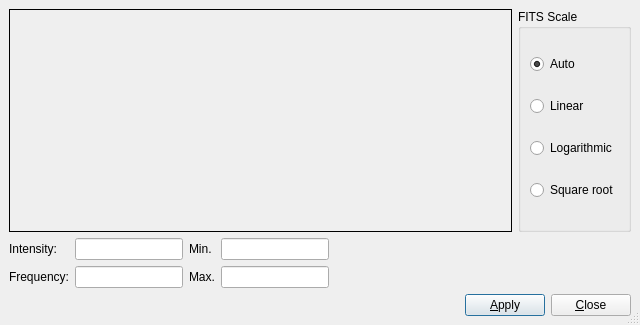
Above: kstars/fitshistogramui.ui from KDE/kstars before the change. Below: the same form after it.
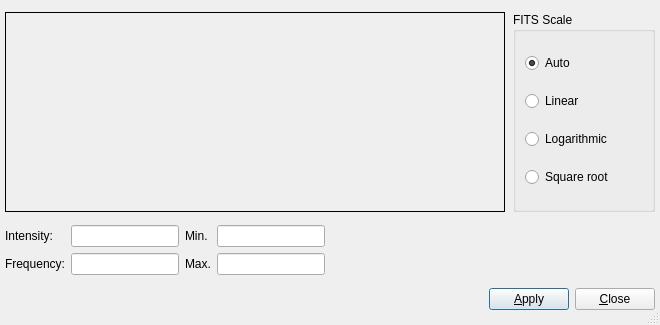
That is the form after the change. Custom widgets are drawn as their Qt base class.

```diff
--- a/kstars/fitshistogramui.ui
+++ b/kstars/fitshistogramui.ui
@@ -5,27 +5,27 @@
    <rect>
     <x>0</x>
     <y>0</y>
-    <width>640</width>
+    <width>660</width>
     <height>325</height>
    </rect>
   </property>
   <property name="sizePolicy" >
    <sizepolicy>
-    <hsizetype>0</hsizetype>
-    <vsizetype>0</vsizetype>
+    <hsizetype>5</hsizetype>
+    <vsizetype>5</vsizetype>
     <horstretch>0</horstretch>
     <verstretch>0</verstretch>
    </sizepolicy>
   </property>
   <property name="minimumSize" >
    <size>
-    <width>640</width>
+    <width>660</width>
     <height>325</height>
    </size>
   </property>
   <property name="maximumSize" >
    <size>
-    <width>640</width>
+    <width>660</width>
     <height>325</height>
    </size>
   </property>
@@ -35,35 +35,41 @@
   <property name="sizeGripEnabled" >
    <bool>true</bool>
   </property>
-  <layout class="QGridLayout" >
+  <layout class="QVBoxLayout" >
    <property name="margin" >
-    <number>9</number>
+    <number>5</number>
    </property>
    <property name="spacing" >
     <number>6</number>
    </property>
-   <item row="0" column="0" >
+   <item>
     <layout class="QHBoxLayout" >
      <property name="margin" >
       <number>0</number>
      </property>
      <property name="spacing" >
-      <number>6</number>
+      <number>8</number>
      </property>
      <item>
       <widget class="histDrawArea" name="histFrame" >
        <property name="sizePolicy" >
         <sizepolicy>
          <hsizetype>7</hsizetype>
-         <vsizetype>13</vsizetype>
+         <vsizetype>3</vsizetype>
          <horstretch>0</horstretch>
          <verstretch>0</verstretch>
         </sizepolicy>
        </property>
        <property name="minimumSize" >
         <size>
-         <width>0</width>
-         <height>0</height>
+         <width>500</width>
+         <height>200</height>
+        </size>
+       </property>
+       <property name="maximumSize" >
+        <size>
+         <width>500</width>
+         <height>200</height>
         </size>
        </property>
        <property name="frameShape" >
@@ -72,18 +78,27 @@
        <property name="frameShadow" >
         <enum>QFrame::Plain</enum>
        </property>
+       <property name="lineWidth" >
+        <number>1</number>
+       </property>
       </widget>
      </item>
      <item>
       <widget class="QGroupBox" name="groupBox" >
        <property name="sizePolicy" >
         <sizepolicy>
-         <hsizetype>1</hsizetype>
+         <hsizetype>5</hsizetype>
          <vsizetype>5</vsizetype>
          <horstretch>0</horstretch>
          <verstretch>0</verstretch>
         </sizepolicy>
        </property>
+       <property name="layoutDirection" >
+        <enum>Qt::LeftToRight</enum>
+       </property>
+       <property name="autoFillBackground" >
+        <bool>false</bool>
+       </property>
        <property name="title" >
         <string>FITS Scale</string>
        </property>
@@ -130,7 +145,7 @@
      </item>
     </layout>
    </item>
-   <item row="1" column="0" >
+   <item>
     <layout class="QGridLayout" >
      <property name="margin" >
       <number>0</number>
@@ -232,7 +247,7 @@
      </item>
     </layout>
    </item>
-   <item row="2" column="0" >
+   <item>
     <layout class="QHBoxLayout" >
      <property name="margin" >
       <number>0</number>
```
Left out of the diff: 24 changed lines with no effect on the pictures.
